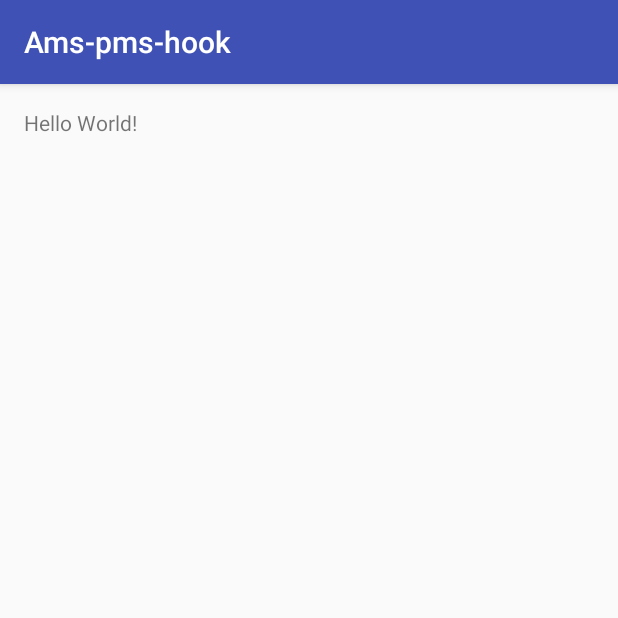
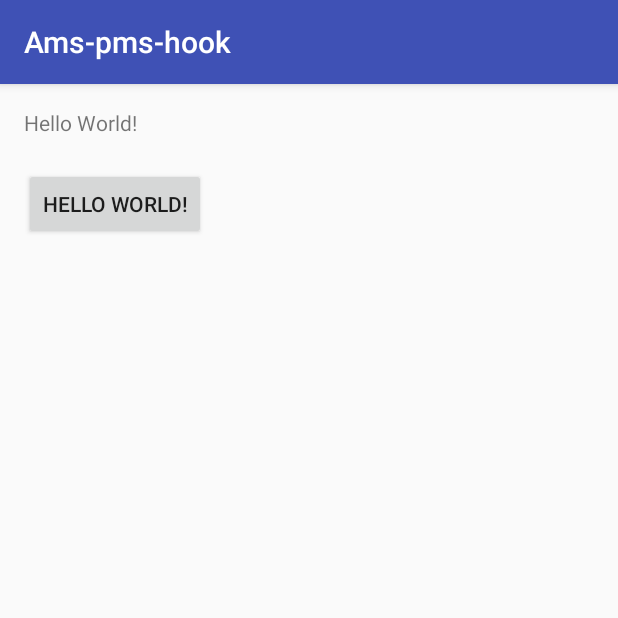
Before and after one commit to wmh-demos/HookDemo, an Android app: the screen it shows after launch (MainActivity), on a phone screen of 412 x 824 dp, the top half of it. Run offline under Robolectric (Android 15) with nearby library versions, the phone set to English and light mode, and no system bars; 5 statements that could not run were skipped.

Commit message:
change : add hook ams code.

```diff
--- /dev/null
+++ b/ams-pms-hook/src/main/java/me/com/ams_pms_hook/HookHandler.java
@@ -0,0 +1,26 @@
+package me.com.ams_pms_hook;
+
+import android.util.Log;
+
+import java.lang.reflect.InvocationHandler;
+import java.lang.reflect.Method;
+import java.util.Arrays;
+
+public class HookHandler implements InvocationHandler {
+
+    private static final String TAG = "HookHandler";
+
+    private Object mBase;
+
+    public HookHandler(Object base) {
+        mBase = base;
+    }
+
+    @Override
+    public Object invoke(Object o, Method method, Object[] objects) throws Throwable {
+        Log.d(TAG, "You are hooked!");
+        Log.d(TAG, "method : " + method.getName() + " , args : " + Arrays.toString(objects));
+
+        return method.invoke(mBase, objects);
+    }
+}
--- /dev/null
+++ b/ams-pms-hook/src/main/java/me/com/ams_pms_hook/HookHelper.java
@@ -0,0 +1,28 @@
+package me.com.ams_pms_hook;
+
+import java.lang.reflect.Field;
+import java.lang.reflect.Proxy;
+
+public class HookHelper {
+
+    public static void hookActivityManager() throws Exception {
+        Class<?> activityManagerNativeClass = Class.forName("android.app.ActivityManagerNative");
+
+        Field gDefaultField = activityManagerNativeClass.getDeclaredField("gDefault");
+        gDefaultField.setAccessible(true);
+        Object gDefault = gDefaultField.get(null);
+
+        Class<?> singleton = Class.forName("android.util.Singleton");
+        Field mInstanceField = singleton.getDeclaredField("mInstance");
+        mInstanceField.setAccessible(true);
+
+        Object rawIActivityManager = mInstanceField.get(gDefault);
+
+        Class<?> iActivityManagerInterface = Class.forName("android.app.IActivityManager");
+        Object proxy = Proxy.newProxyInstance(
+                Thread.currentThread().getContextClassLoader(),
+                new Class<?>[]{iActivityManagerInterface},
+                new HookHandler(rawIActivityManager));
+        mInstanceField.set(gDefault, proxy);
+    }
+}
--- a/ams-pms-hook/src/main/java/me/com/ams_pms_hook/MainActivity.java
+++ b/ams-pms-hook/src/main/java/me/com/ams_pms_hook/MainActivity.java
@@ -1,13 +1,46 @@
 package me.com.ams_pms_hook;
 
+import android.content.Context;
+import android.content.Intent;
+import android.net.Uri;
 import android.support.v7.app.AppCompatActivity;
 import android.os.Bundle;
+import android.view.View;
+import android.widget.Button;
 
-public class MainActivity extends AppCompatActivity {
+public class MainActivity extends AppCompatActivity implements View.OnClickListener {
+
+    private Button mButton;
 
     @Override
     protected void onCreate(Bundle savedInstanceState) {
         super.onCreate(savedInstanceState);
         setContentView(R.layout.activity_main);
+
+        initView();
+    }
+
+    private void initView() {
+        mButton = (Button) findViewById(R.id.button);
+        mButton.setOnClickListener(this);
+    }
+
+    @Override
+    public void onClick(View view) {
+        if (view == mButton) {
+            Intent intent = new Intent(Intent.ACTION_VIEW);
+            intent.setData(Uri.parse("http://www.baidu.com"));
+            startActivity(intent);
+        }
+    }
+
+    @Override
+    protected void attachBaseContext(Context newBase) {
+        try {
+            HookHelper.hookActivityManager();
+        } catch (Exception e) {
+            e.printStackTrace();
+        }
+        super.attachBaseContext(newBase);
     }
 }
--- a/ams-pms-hook/src/main/res/layout/activity_main.xml
+++ b/ams-pms-hook/src/main/res/layout/activity_main.xml
@@ -14,4 +14,11 @@
         android:layout_width="wrap_content"
         android:layout_height="wrap_content"
         android:text="Hello World!" />
+
+    <Button
+        android:id="@+id/button"
+        android:layout_width="wrap_content"
+        android:layout_height="wrap_content"
+        android:layout_marginTop="40dp"
+        android:text="Hello World!" />
 </RelativeLayout>
```
